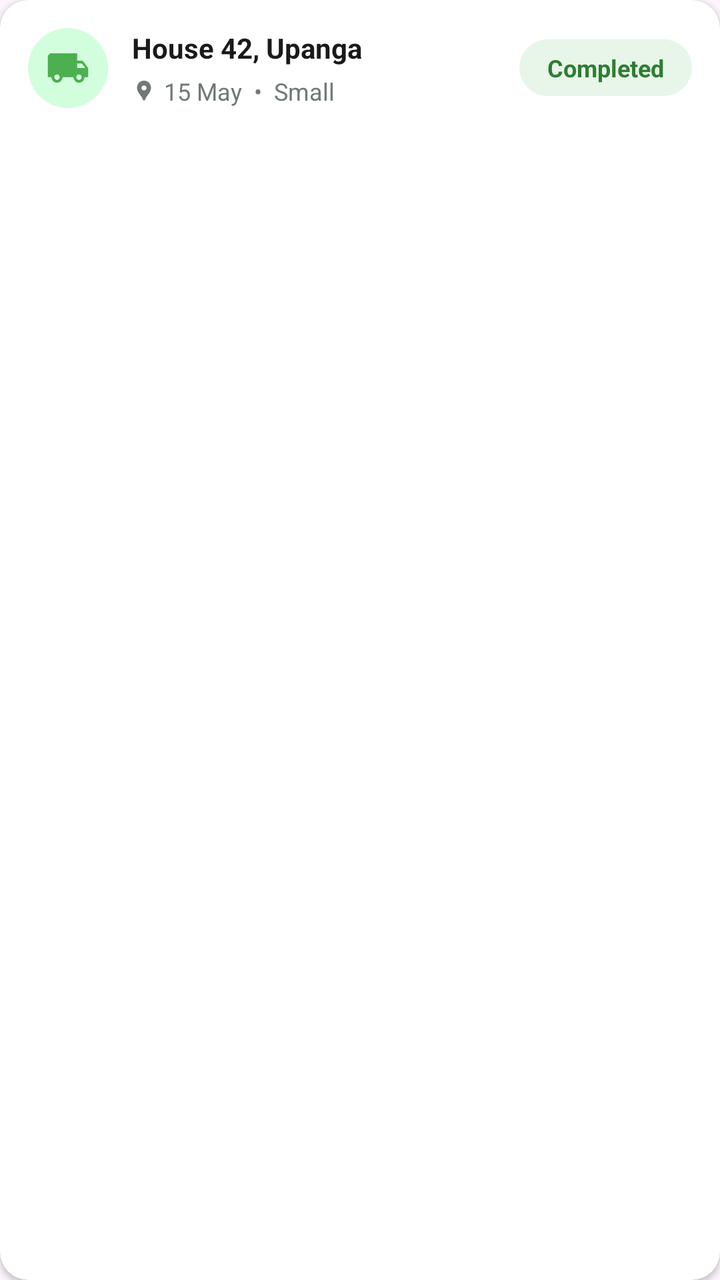
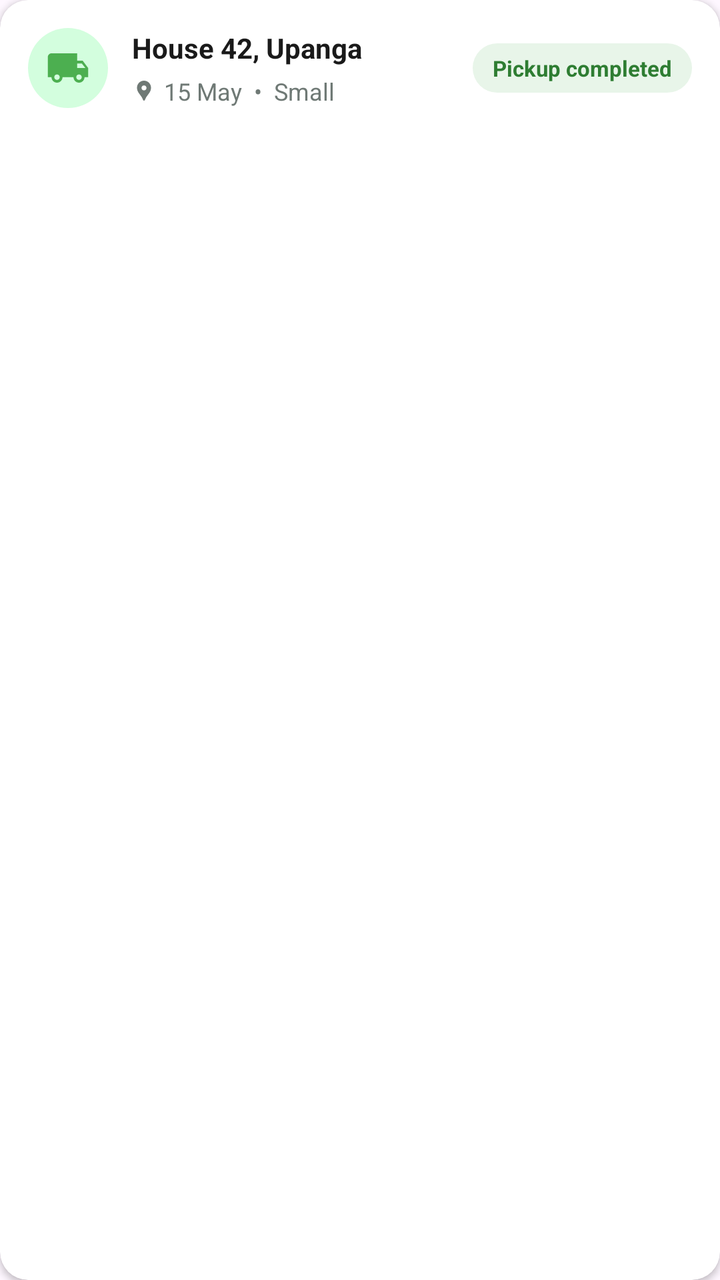

Screens rendered from an Android XML layout before and after an edit, with the pre-edit source and the edit as a unified diff.
<!-- AndroidManifest.xml: application theme Theme.Takago -->
<!-- res/layout/row_recent_request.xml -->
<?xml version="1.0" encoding="utf-8"?>
<androidx.cardview.widget.CardView
    xmlns:android="http://schemas.android.com/apk/res/android"
    xmlns:app="http://schemas.android.com/apk/res-auto"
    android:layout_width="match_parent"
    android:layout_height="wrap_content"
    android:layout_marginBottom="8dp"
    app:cardBackgroundColor="@color/color_surface"
    app:cardCornerRadius="14dp"
    app:cardElevation="2dp">

    <LinearLayout
        android:layout_width="match_parent"
        android:layout_height="wrap_content"
        android:gravity="center_vertical"
        android:orientation="horizontal"
        android:padding="14dp">

        <ImageView
            android:layout_width="40dp"
            android:layout_height="40dp"
            android:background="@drawable/bg_circle_green_light"
            android:padding="9dp"
            android:src="@drawable/ic_truck_outline"
            app:tint="@color/color_primary" />

        <LinearLayout
            android:layout_width="0dp"
            android:layout_height="wrap_content"
            android:layout_marginStart="12dp"
            android:layout_weight="1"
            android:orientation="vertical">

            <TextView
                android:id="@+id/tvRequestAddress"
                android:layout_width="match_parent"
                android:layout_height="wrap_content"
                android:ellipsize="end"
                android:maxLines="1"
                android:text="House 42, Upanga"
                android:textColor="@color/color_text_primary"
                android:textSize="14sp"
                android:textStyle="bold" />

            <LinearLayout
                android:layout_width="match_parent"
                android:layout_height="wrap_content"
                android:layout_marginTop="4dp"
                android:gravity="center_vertical"
                android:orientation="horizontal">

                <ImageView
                    android:layout_width="12dp"
                    android:layout_height="12dp"
                    android:src="@drawable/ic_location_pin"
                    app:tint="@color/color_text_hint" />

                <TextView
                    android:id="@+id/tvRequestMeta"
                    android:layout_width="wrap_content"
                    android:layout_height="wrap_content"
                    android:layout_marginStart="4dp"
                    android:text="15 May  •  Small"
                    android:textColor="@color/color_text_hint"
                    android:textSize="12sp" />

            </LinearLayout>

        </LinearLayout>

        <TextView
            android:id="@+id/tvRequestStatus"
            android:layout_width="wrap_content"
            android:layout_height="wrap_content"
            android:layout_marginStart="8dp"
            android:background="@drawable/bg_status_completed"
            android:paddingStart="14dp"
            android:paddingTop="6dp"
            android:paddingEnd="14dp"
            android:paddingBottom="6dp"
            android:text="Completed"
            android:textColor="#2E7D32"
            android:textSize="12sp"
            android:textStyle="bold" />

    </LinearLayout>

</androidx.cardview.widget.CardView>
<!-- resources referenced by this layout -->
<resources>
  <color name="color_primary">#4CAF50</color>
  <color name="color_surface">#FFFFFF</color>
  <color name="color_text_hint">#6F7975</color>
  <color name="color_text_primary">#1A1A1A</color>
  <!-- drawable bg_circle_green_light (drawable) -->
  <?xml version="1.0" encoding="utf-8"?>
  <shape xmlns:android="http://schemas.android.com/apk/res/android">
  
      <solid android:color="#D3FEDE"/>
  
      <corners android:radius="100dp"/>
  
  </shape>
  <!-- drawable bg_status_completed (drawable) -->
  <?xml version="1.0" encoding="utf-8"?>
  <shape xmlns:android="http://schemas.android.com/apk/res/android"
      android:shape="rectangle">
      <solid android:color="@color/color_status_success_bg" />
      <corners android:radius="20dp" />
  </shape>
  <!-- drawable ic_location_pin (drawable) -->
  <vector xmlns:android="http://schemas.android.com/apk/res/android" android:height="24dp" android:tint="#000000" android:viewportHeight="24" android:viewportWidth="24" android:width="24dp">
        
      <path android:fillColor="@android:color/white" android:pathData="M12,2L12,2C8.13,2 5,5.13 5,9c0,1.74 0.5,3.37 1.41,4.84c0.95,1.54 2.2,2.86 3.16,4.4c0.47,0.75 0.81,1.45 1.17,2.26C11,21.05 11.21,22 12,22h0c0.79,0 1,-0.95 1.25,-1.5c0.37,-0.81 0.7,-1.51 1.17,-2.26c0.96,-1.53 2.21,-2.85 3.16,-4.4C18.5,12.37 19,10.74 19,9C19,5.13 15.87,2 12,2zM12,11.75c-1.38,0 -2.5,-1.12 -2.5,-2.5s1.12,-2.5 2.5,-2.5s2.5,1.12 2.5,2.5S13.38,11.75 12,11.75z"/>
      
  </vector>
  <!-- drawable ic_truck_outline (drawable) -->
  <?xml version="1.0" encoding="utf-8"?>
  <vector xmlns:android="http://schemas.android.com/apk/res/android"
      android:width="24dp"
      android:height="24dp"
      android:viewportWidth="24"
      android:viewportHeight="24"
      android:tint="@color/color_text_secondary">
      <path
          android:fillColor="@color/black"
          android:pathData="M20,8h-3V4H3C1.89,4 1,4.89 1,6v11h2c0,1.66 1.34,3 3,3s3,-1.34 3,-3h6c0,1.66 1.34,3 3,3s3,-1.34 3,-3h2v-5L20,8zM6,18.5C5.17,18.5 4.5,17.83 4.5,17S5.17,15.5 6,15.5s1.5,0.67 1.5,1.5S6.83,18.5 6,18.5zM19.5,9.5l1.96,2.5H17V9.5H19.5zM18,18.5c-0.83,0 -1.5,-0.67 -1.5,-1.5s0.67,-1.5 1.5,-1.5s1.5,0.67 1.5,1.5S18.83,18.5 18,18.5z" />
  </vector>
  <style name="Theme.Takago" parent="Base.Theme.Takago" />
  <color name="color_status_success_bg">#E8F5E9</color>
  <color name="color_text_secondary">#5F6B66</color>
  <color name="black">#FF000000</color>
  <style name="Base.Theme.Takago" parent="Theme.Material3.DayNight.NoActionBar">
          
          
      </style>
</resources>

<!-- the commit's change to res/layout/row_recent_request.xml (unified diff, before → after) -->
@@ -68,20 +68,38 @@
 
         </LinearLayout>
 
-        <TextView
-            android:id="@+id/tvRequestStatus"
+        <LinearLayout
             android:layout_width="wrap_content"
             android:layout_height="wrap_content"
             android:layout_marginStart="8dp"
-            android:background="@drawable/bg_status_completed"
-            android:paddingStart="14dp"
-            android:paddingTop="6dp"
-            android:paddingEnd="14dp"
-            android:paddingBottom="6dp"
-            android:text="Completed"
-            android:textColor="#2E7D32"
-            android:textSize="12sp"
-            android:textStyle="bold" />
+            android:gravity="end"
+            android:orientation="vertical">
+
+            <TextView
+                android:id="@+id/tvRequestStatus"
+                android:layout_width="wrap_content"
+                android:layout_height="wrap_content"
+                android:background="@drawable/bg_status_completed"
+                android:paddingStart="10dp"
+                android:paddingTop="5dp"
+                android:paddingEnd="10dp"
+                android:paddingBottom="5dp"
+                android:text="Pickup completed"
+                android:textColor="#2E7D32"
+                android:textSize="11sp"
+                android:textStyle="bold" />
+
+            <TextView
+                android:id="@+id/tvViewReceipt"
+                android:layout_width="wrap_content"
+                android:layout_height="wrap_content"
+                android:layout_marginTop="7dp"
+                android:text="View Receipt"
+                android:textColor="@color/color_secondary"
+                android:textSize="12sp"
+                android:textStyle="bold"
+                android:visibility="gone" />
+        </LinearLayout>
 
     </LinearLayout>
 
<!-- resource entries referenced after the edit -->
@@ -1,6 +1,7 @@
 <!-- resources referenced by this layout -->
 <resources>
   <color name="color_primary">#4CAF50</color>
+  <color name="color_secondary">#009DAA</color>
   <color name="color_surface">#FFFFFF</color>
   <color name="color_text_hint">#6F7975</color>
   <color name="color_text_primary">#1A1A1A</color>
